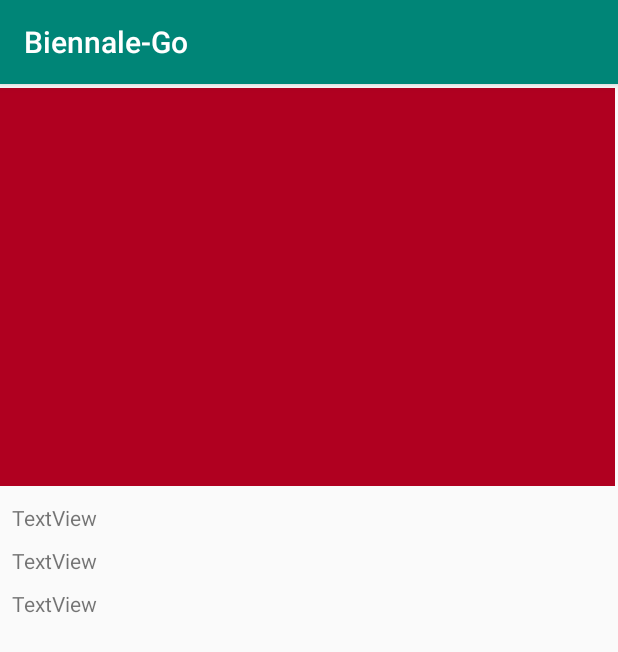
After one commit to Dawidciesz/Biennale-Go, an Android app: the PoiDetailsActivity screen opened directly, with no data from a screen before it, on a phone screen of 412 x 824 dp. The commit adds this screen. Shown: the top 652 px of the screen. Run offline under Robolectric (Android 15) with nearby library versions, the phone set to English and light mode, and no system bars.

Commit message:
Poi details view + data from the firestore - not finished yet

```diff
--- a/app/src/main/AndroidManifest.xml
+++ b/app/src/main/AndroidManifest.xml
@@ -23,7 +23,8 @@
         android:supportsRtl="true"
         android:theme="@style/AppTheme"
         tools:ignore="GoogleAppIndexingWarning">
-        <activity android:name=".PoiActivity"></activity>
+        <activity android:name=".PoiDetailsActivity"></activity>
+        <activity android:name=".PoiActivity" />
         <activity android:name=".QuizSummaryActivity" />
         <activity android:name=".QuizActivity" />
         <activity android:name=".QuizListActivity" />
@@ -55,7 +56,7 @@
         <!-- android:name="android.support.PARENT_ACTIVITY" -->
         <!-- android:value=".MainActivity" /> -->
         <!-- </activity> -->
-        <activity android:name=".EmailPasswordActivity"></activity>
+        <activity android:name=".EmailPasswordActivity" />
         <activity android:name=".MainActivity">
             <intent-filter>
                 <action android:name="android.intent.action.MAIN" />
--- /dev/null
+++ b/app/src/main/java/com/example/biennale_go/PoiDetailsActivity.java
@@ -0,0 +1,34 @@
+package com.example.biennale_go;
+
+import androidx.appcompat.app.AppCompatActivity;
+
+import android.os.Bundle;
+import android.util.Log;
+import android.widget.Button;
+import android.widget.TextView;
+
+import java.util.ArrayList;
+
+public class PoiDetailsActivity extends AppCompatActivity {
+    private String name, address, description;
+    private TextView nameTextView, addressTextView, descriptionTextView;
+    private Bundle b;
+
+    @Override
+    protected void onCreate(Bundle savedInstanceState) {
+        super.onCreate(savedInstanceState);
+        setContentView(R.layout.activity_poi_details);
+        b = getIntent().getExtras();
+        if (b != null) {
+            name = (String) b.getString("name");
+            address = (String) b.getString("address");
+            description = (String) b.getString("description");
+        nameTextView = (TextView) findViewById(R.id.nameTextView);
+        nameTextView.setText(name);
+        addressTextView = (TextView) findViewById(R.id.addressTextView);
+        addressTextView.setText(address);
+        descriptionTextView = (TextView) findViewById(R.id.descriptionTextView);
+        descriptionTextView.setText(description);
+        }
+    }
+}
--- /dev/null
+++ b/app/src/main/res/layout/activity_poi_details.xml
@@ -0,0 +1,68 @@
+<?xml version="1.0" encoding="utf-8"?>
+<androidx.constraintlayout.widget.ConstraintLayout xmlns:android="http://schemas.android.com/apk/res/android"
+    xmlns:app="http://schemas.android.com/apk/res-auto"
+    xmlns:tools="http://schemas.android.com/tools"
+    android:layout_width="match_parent"
+    android:layout_height="match_parent"
+    tools:context=".PoiDetailsActivity">
+
+    <ImageView
+        android:id="@+id/poiImageView"
+        android:layout_width="418dp"
+        android:layout_height="265dp"
+        android:layout_marginStart="8dp"
+        android:layout_marginLeft="8dp"
+        android:layout_marginEnd="8dp"
+        android:layout_marginRight="8dp"
+        android:layout_marginBottom="8dp"
+        android:cropToPadding="false"
+        android:visibility="visible"
+        app:layout_constraintBottom_toBottomOf="parent"
+        app:layout_constraintEnd_toEndOf="parent"
+        app:layout_constraintHorizontal_bias="0.784"
+        app:layout_constraintStart_toStartOf="parent"
+        app:layout_constraintTop_toTopOf="parent"
+        app:layout_constraintVertical_bias="0.006"
+        app:srcCompat="@color/design_default_color_error"
+        tools:srcCompat="@color/colorAccent" />
+
+    <TextView
+        android:id="@+id/nameTextView"
+        android:layout_width="wrap_content"
+        android:layout_height="wrap_content"
+        android:layout_marginStart="8dp"
+        android:layout_marginLeft="8dp"
+        android:layout_marginTop="11dp"
+        android:text="TextView"
+        app:layout_constraintStart_toStartOf="parent"
+        app:layout_constraintTop_toBottomOf="@+id/poiImageView" />
+
+    <TextView
+        android:id="@+id/addressTextView"
+        android:layout_width="wrap_content"
+        android:layout_height="wrap_content"
+        android:layout_marginStart="8dp"
+        android:layout_marginLeft="8dp"
+        android:layout_marginTop="9dp"
+        android:text="TextView"
+        app:layout_constraintStart_toStartOf="parent"
+        app:layout_constraintTop_toBottomOf="@+id/nameTextView" />
+
+    <TextView
+        android:id="@+id/descriptionTextView"
+        android:layout_width="wrap_content"
+        android:layout_height="wrap_content"
+        android:layout_marginStart="8dp"
+        android:layout_marginLeft="8dp"
+        android:layout_marginTop="9dp"
+        android:text="TextView"
+        app:layout_constraintStart_toStartOf="parent"
+        app:layout_constraintTop_toBottomOf="@+id/addressTextView" />
+
+    <androidx.constraintlayout.widget.Guideline
+        android:id="@+id/guideline"
+        android:layout_width="wrap_content"
+        android:layout_height="wrap_content"
+        android:orientation="horizontal"
+        app:layout_constraintGuide_begin="20dp" />
+</androidx.constraintlayout.widget.ConstraintLayout>
```
Also changed, not shown: app/src/main/java/com/example/biennale_go/MapsActivity.java (+10 -3 lines), app/src/main/java/com/example/biennale_go/PoiActivity.java (+21 -15 lines).
